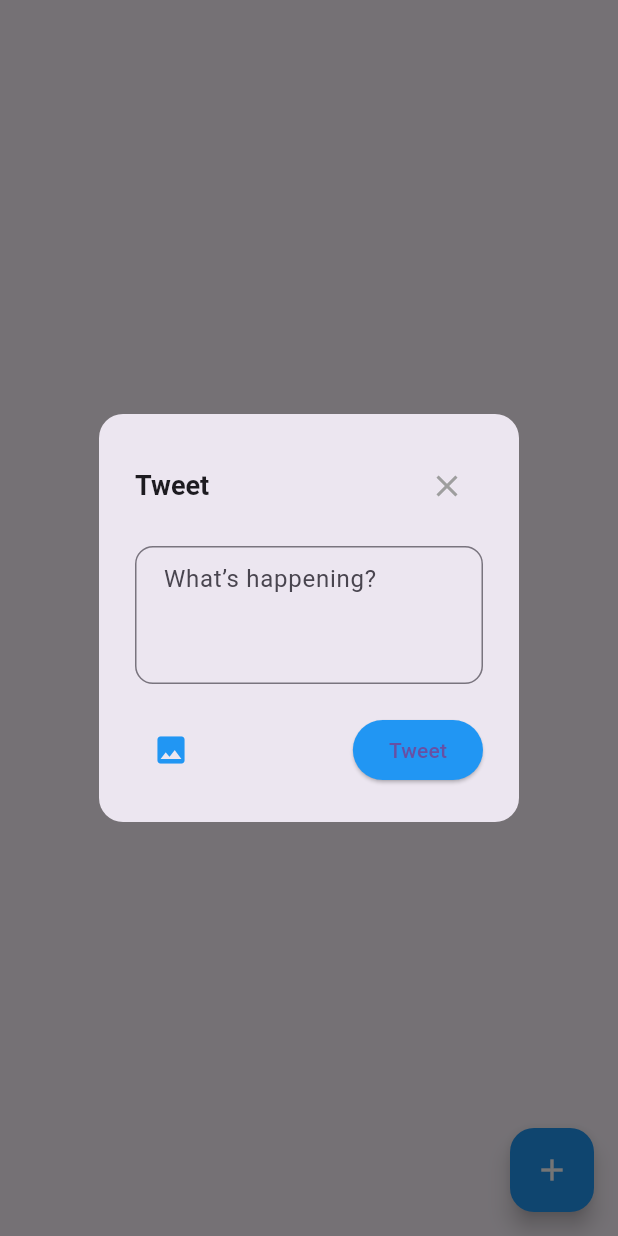
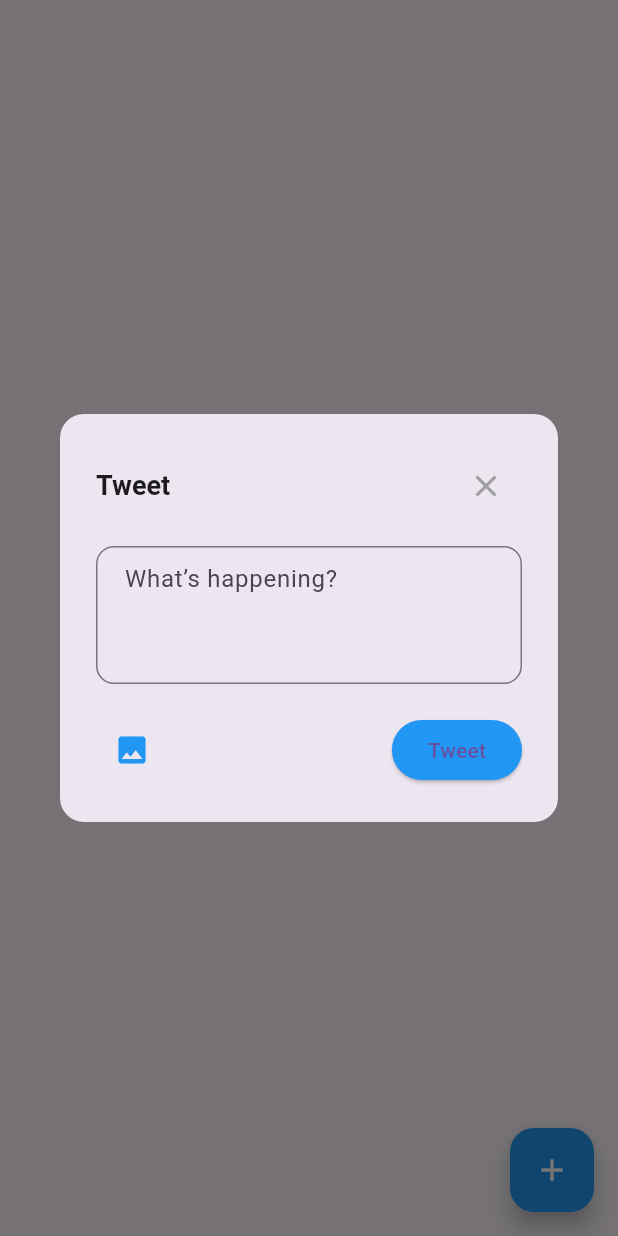
Before and after one commit to haribo09876/portfolioprojectflutter, a Flutter app: the TweetPage screen opened by its route, after a tap on the "add" icon, on a phone screen of 412 x 824 dp. Run offline on Flutter 3.47's test engine with Material 3 defaults, Android fonts, the phone set to English and light mode, and no system bars; our stand-ins replace cloud_firestore, firebase_auth, firebase_storage, flutter_dotenv, geolocator, image_picker and 2 more; missing offline and left inert: get_ip_address, openvpn_flutter; accounts and stored records are empty; network calls fail; key blocks and very long unbroken strings in the code were emptied for the run.

Commit message:
20240819
by KYW

```diff
--- a/lib/pages/tweetPage.dart
+++ b/lib/pages/tweetPage.dart
@@ -61,6 +61,8 @@ class _TweetPageState extends State<TweetPage> {
       setState(() {
         _imageFile = File(pickedFile.path);
       });
+      Navigator.of(context).pop();
+      _showTweetDialog();
     }
   }
 
@@ -93,7 +95,9 @@ class _TweetPageState extends State<TweetPage> {
                   ),
                 ],
               ),
-              content: Column(
+              content: SizedBox(
+                width: double.maxFinite,
+                child: Column(
                   mainAxisSize: MainAxisSize.min,
                   children: [
                     TextField(
@@ -110,9 +114,8 @@ class _TweetPageState extends State<TweetPage> {
                       keyboardType: TextInputType.multiline,
                     ),
                     SizedBox(height: 10),
-                  _imageFile == null
-                      ? Container()
-                      : Stack(
+                    if (_imageFile != null)
+                      Stack(
                         children: [
                           ClipRRect(
                             borderRadius: BorderRadius.circular(12),
@@ -129,7 +132,11 @@ class _TweetPageState extends State<TweetPage> {
                             child: IconButton(
                               icon: Icon(Icons.cancel,
                                   color: Colors.red, size: 30),
-                                onPressed: _cancelImageAttachment,
+                              onPressed: () {
+                                _cancelImageAttachment();
+                                Navigator.of(context).pop();
+                                _showTweetDialog();
+                              },
                             ),
                           ),
                         ],
@@ -158,6 +165,7 @@ class _TweetPageState extends State<TweetPage> {
                       ],
                     ),
                   ],
+                ),
               ),
             );
           },
```
Lines whose indentation alone changed are shown as unchanged.
